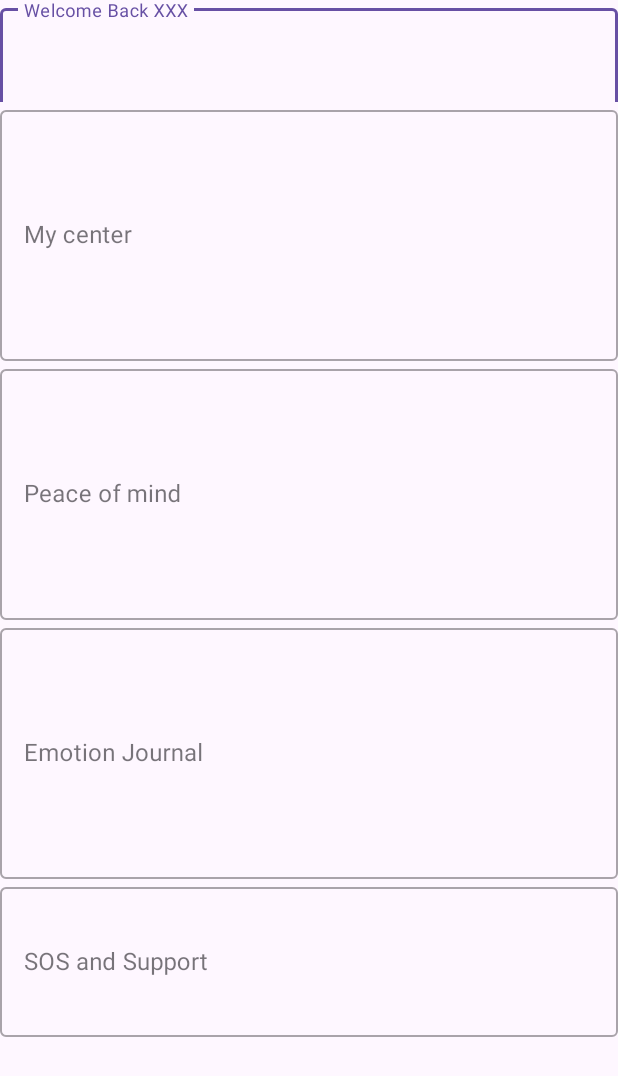
After one commit to eyalab1/AHI-KAROV, an Android app: the fragment MainFragment shown on its own in the app's theme, on a phone screen of 412 x 824 dp. The commit adds this screen. Shown: the top 1076 px of the screen. Run offline under Robolectric (Android 15) with nearby library versions, the phone set to English and light mode, and no system bars.

Commit message:
new layouts new fragment new milon

```diff
--- a/app/src/main/java/com/first/ahikarov/MainActivity.kt
+++ b/app/src/main/java/com/first/ahikarov/MainActivity.kt
@@ -10,12 +10,6 @@ class MainActivity : AppCompatActivity() {
     override fun onCreate(savedInstanceState: Bundle?)
     {
         super.onCreate(savedInstanceState)
-        enableEdgeToEdge()
         setContentView(R.layout.activity_main)
-        ViewCompat.setOnApplyWindowInsetsListener(findViewById(R.id.main)) { v, insets ->
-            val systemBars = insets.getInsets(WindowInsetsCompat.Type.systemBars())
-            v.setPadding(systemBars.left, systemBars.top, systemBars.right, systemBars.bottom)
-            insets
-        }
     }
 }
--- /dev/null
+++ b/app/src/main/java/com/first/ahikarov/MainFragment.kt
@@ -0,0 +1,32 @@
+package com.first.ahikarov
+
+import android.os.Bundle
+import android.view.LayoutInflater
+import android.view.View
+import android.view.ViewGroup
+import androidx.fragment.app.Fragment
+import com.first.ahikarov.databinding.MainLayoutBinding
+
+class MainFragment : Fragment() {
+
+    private var _binding : MainLayoutBinding? = null
+    private val binding get() = _binding!!
+
+    override fun onCreateView(
+        inflater: LayoutInflater,
+        container: ViewGroup?,
+        savedInstanceState: Bundle?
+    ): View? {
+        _binding = MainLayoutBinding.inflate(inflater,container,false)
+        return binding.root
+    }
+
+    override fun onViewCreated(view: View, savedInstanceState: Bundle?) {
+        super.onViewCreated(view, savedInstanceState)
+    }
+
+    override fun onDestroyView() {
+        super.onDestroyView()
+        _binding = null
+    }
+}
--- a/app/src/main/res/layout/add_item.xml
+++ /dev/null
@@ -1,6 +0,0 @@
-<?xml version="1.0" encoding="utf-8"?>
-<androidx.constraintlayout.widget.ConstraintLayout xmlns:android="http://schemas.android.com/apk/res/android"
-    android:layout_width="match_parent"
-    android:layout_height="match_parent">
-
-</androidx.constraintlayout.widget.ConstraintLayout>
--- /dev/null
+++ b/app/src/main/res/layout/main_layout.xml
@@ -0,0 +1,82 @@
+<?xml version="1.0" encoding="utf-8"?>
+<LinearLayout xmlns:android="http://schemas.android.com/apk/res/android"
+    android:layout_width="match_parent"
+    android:layout_height="match_parent"
+    android:orientation="vertical"
+    xmlns:tools="http://schemas.android.com/tools"
+    tools:context="MainFragment">
+
+
+<!--     welcome back-->
+    <com.google.android.material.textfield.TextInputLayout
+        android:layout_width="match_parent"
+        android:layout_height="68dp"
+        style="@style/Widget.MaterialComponents.TextInputLayout.OutlinedBox.Dense">
+
+        <com.google.android.material.textfield.TextInputEditText
+            android:id="@+id/UserName_title"
+            android:layout_width="match_parent"
+            android:layout_height="68dp"
+            android:layout_marginTop="16dp"
+            android:hint="Welcome Back XXX"/>
+    </com.google.android.material.textfield.TextInputLayout>
+
+<!--    my center-->
+    <com.google.android.material.textfield.TextInputLayout
+        android:layout_width="match_parent"
+        android:layout_height="wrap_content"
+        style="@style/Widget.MaterialComponents.TextInputLayout.OutlinedBox.Dense">
+
+        <com.google.android.material.textfield.TextInputEditText
+            android:id="@+id/My_center_title"
+            android:layout_width="match_parent"
+            android:layout_height="167dp"
+            android:hint="My center"/>
+    </com.google.android.material.textfield.TextInputLayout>
+
+
+
+<!-- peace of mind-->
+
+    <com.google.android.material.textfield.TextInputLayout
+        android:layout_width="match_parent"
+        android:layout_height="wrap_content"
+        style="@style/Widget.MaterialComponents.TextInputLayout.OutlinedBox.Dense">
+
+        <com.google.android.material.textfield.TextInputEditText
+            android:id="@+id/peace_of_mind_title"
+            android:layout_width="match_parent"
+            android:layout_height="167dp"
+            android:hint="Peace of mind"/>
+    </com.google.android.material.textfield.TextInputLayout>
+
+
+<!-- Emotion Journal-->
+    <com.google.android.material.textfield.TextInputLayout
+        android:layout_width="match_parent"
+        android:layout_height="wrap_content"
+        style="@style/Widget.MaterialComponents.TextInputLayout.OutlinedBox.Dense">
+
+        <com.google.android.material.textfield.TextInputEditText
+            android:id="@+id/Emotion_journal_title"
+            android:layout_width="match_parent"
+            android:layout_height="167dp"
+            android:hint="Emotion Journal"/>
+    </com.google.android.material.textfield.TextInputLayout>
+
+<!--    SOS and Support-->
+    <com.google.android.material.textfield.TextInputLayout
+        android:layout_width="match_parent"
+        android:layout_height="wrap_content"
+        style="@style/Widget.MaterialComponents.TextInputLayout.OutlinedBox.Dense">
+
+        <com.google.android.material.textfield.TextInputEditText
+            android:id="@+id/SOS_and_support_title"
+            android:layout_width="match_parent"
+            android:layout_height="100dp"
+            android:hint="SOS and Support"/>
+    </com.google.android.material.textfield.TextInputLayout>
+
+
+
+</LinearLayout>
--- /dev/null
+++ b/app/src/main/res/navigation/our_nav.xml
@@ -0,0 +1,6 @@
+<?xml version="1.0" encoding="utf-8"?>
+<navigation xmlns:android="http://schemas.android.com/apk/res/android"
+    xmlns:app="http://schemas.android.com/apk/res-auto"
+    android:id="@+id/our_nav">
+
+</navigation>
--- a/gradle/libs.versions.toml
+++ b/gradle/libs.versions.toml
@@ -9,6 +9,8 @@ appcompat = "1.7.1"
 material = "1.13.0"
 activity = "1.12.1"
 constraintlayout = "2.2.1"
+navigationFragmentKtx = "2.9.6"
+navigationUiKtx = "2.9.6"
 
 [libraries]
 androidx-core-ktx = { group = "androidx.core", name = "core-ktx", version.ref = "coreKtx" }
@@ -19,6 +21,8 @@ androidx-appcompat = { group = "androidx.appcompat", name = "appcompat", version
 material = { group = "com.google.android.material", name = "material", version.ref = "material" }
 androidx-activity = { group = "androidx.activity", name = "activity", version.ref = "activity" }
 androidx-constraintlayout = { group = "androidx.constraintlayout", name = "constraintlayout", version.ref = "constraintlayout" }
+androidx-navigation-fragment-ktx = { group = "androidx.navigation", name = "navigation-fragment-ktx", version.ref = "navigationFragmentKtx" }
+androidx-navigation-ui-ktx = { group = "androidx.navigation", name = "navigation-ui-ktx", version.ref = "navigationUiKtx" }
 
 [plugins]
 android-application = { id = "com.android.application", version.ref = "agp" }
```
Also changed, not shown: app/build.gradle.kts (+6 -3 lines), app/src/main/java/com/first/ahikarov/EmotionJournalFragment.kt (added, +34 -0 lines), app/src/main/java/com/first/ahikarov/MyCenterFragment.kt (added, +33 -0 lines), app/src/main/java/com/first/ahikarov/PeaceOfMindFragment.kt (added, +33 -0 lines), app/src/main/java/com/first/ahikarov/SosAndSupportFragment.kt (added, +33 -0 lines), app/src/main/res/layout/activity_main.xml (+15 -7 lines), app/src/main/res/layout/emotion_journal_layout.xml (added, +24 -0 lines), app/src/main/res/layout/ex.xml (deleted, +0 -7 lines), app/src/main/res/layout/my_center_layout.xml (added, +50 -0 lines), app/src/main/res/layout/peace_of_mind_layout.xml (added, +24 -0 lines), app/src/main/res/layout/sos_and_support_layout.xml (added, +38 -0 lines), app/src/main/res/values/strings.xml (+29 -0 lines), 2 other files.
